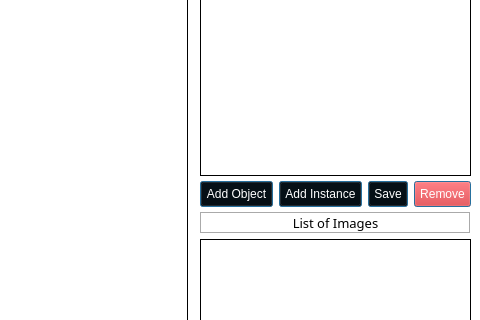
Qt form main.ui (add1993/image-annotator-qt) before a commit; both pictures show x 320 to 800 and y 138 to 458 of the 800 by 600 pixel window.
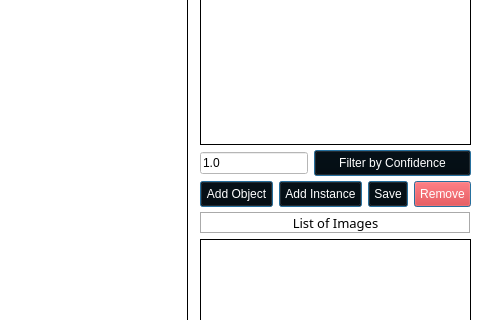
The same form after that commit. Icons and pictures are not drawn.

Commit message: added confidence filter

Patch:
```diff
--- a/main.ui
+++ b/main.ui
@@ -551,6 +551,75 @@
           </property>
          </widget>
         </item>
+		<item>
+			<layout class="QHBoxLayout" name="horizontalLayout8" stretch="0,1,0,12">
+				<property name="spacing">
+				 <number>6</number>
+				</property>
+				<item>
+					 <widget class="QLineEdit" name="confidence_lineedit">
+					  <property name="font">
+					   <font>
+						<pointsize>9</pointsize>
+					   </font>
+					  </property>
+					  <property name="cursor">
+					   <cursorShape>PointingHandCursor</cursorShape>
+					  </property>
+					  <property name="focusPolicy">
+					   <enum>Qt::StrongFocus</enum>
+					  </property>
+					  <property name="autoFillBackground">
+					   <bool>false</bool>
+					  </property>
+					  <property name="text">
+					   <string>1.0</string>
+					  </property>
+					  <property name="toolTip">
+					   <string>Update confidence</string>
+					  </property>
+					 </widget>
+				 </item>
+				 <item>
+					 <widget class="QPushButton" name="update_conf">
+					  <property name="font">
+					   <font>
+						<pointsize>9</pointsize>
+					   </font>
+					  </property>
+					  <property name="cursor">
+					   <cursorShape>PointingHandCursor</cursorShape>
+					  </property>
+					  <property name="focusPolicy">
+					   <enum>Qt::StrongFocus</enum>
+					  </property>
+					  <property name="autoFillBackground">
+					   <bool>false</bool>
+					  </property>
+					  <property name="styleSheet">
+					   <string notr="true">background-color: black; /* Blue */
+			padding:5px;
+			color:white;</string>
+					  </property>
+					  <property name="text">
+					   <string>Filter by Confidence</string>
+					  </property>
+					  <property name="toolTip">
+					   <string></string>
+					  </property>
+					  <property name="autoDefault">
+					   <bool>false</bool>
+					  </property>
+					  <property name="default">
+					   <bool>true</bool>
+					  </property>
+					  <property name="flat">
+					   <bool>false</bool>
+					  </property>
+					 </widget>
+				 </item>
+			 </layout>
+        </item>
 		<item>
 			<layout class="QHBoxLayout" name="horizontalLayout7" stretch="0,1,0,12">
 				<property name="spacing">
```
The commit also changes 1 other file.
